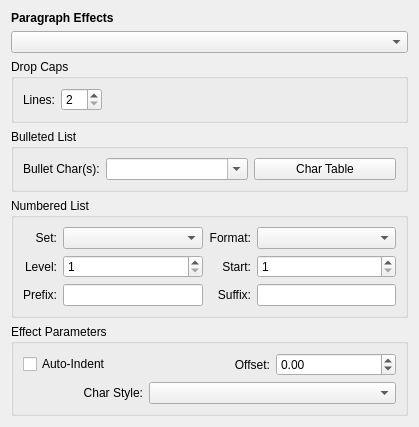
Qt form scribus/ui/propertywidget_pareffectbase.ui (nitramr/scribus-indigo) before a commit.
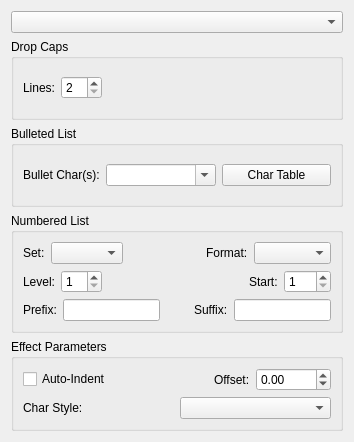
The same form after that commit. Custom widgets are drawn as their Qt base class.

The edit to the form file:
```diff
--- a/scribus/ui/propertywidget_pareffectbase.ui
+++ b/scribus/ui/propertywidget_pareffectbase.ui
@@ -6,84 +6,18 @@
    <rect>
     <x>0</x>
     <y>0</y>
-    <width>419</width>
-    <height>423</height>
+    <width>354</width>
+    <height>442</height>
    </rect>
   </property>
-  <property name="sizePolicy">
-   <sizepolicy hsizetype="Preferred" vsizetype="Preferred">
-    <horstretch>0</horstretch>
-    <verstretch>0</verstretch>
-   </sizepolicy>
-  </property>
   <property name="windowTitle">
    <string notr="true">Form</string>
   </property>
-  <property name="frameShape">
-   <enum>QFrame::NoFrame</enum>
-  </property>
-  <property name="lineWidth">
-   <number>0</number>
-  </property>
-  <layout class="QGridLayout" name="gridLayout">
-   <item row="3" column="0">
-    <widget class="QGroupBox" name="bullGroup">
-     <property name="title">
-      <string>Bulleted List</string>
-     </property>
-     <layout class="QGridLayout" name="gridLayout_3">
-      <item row="0" column="1">
-       <widget class="QComboBox" name="bulletStrEdit">
-        <property name="sizePolicy">
-         <sizepolicy hsizetype="MinimumExpanding" vsizetype="Fixed">
-          <horstretch>0</horstretch>
-          <verstretch>0</verstretch>
-         </sizepolicy>
-        </property>
-        <property name="minimumSize">
-         <size>
-          <width>50</width>
-          <height>0</height>
-         </size>
-        </property>
-        <property name="editable">
-         <bool>true</bool>
-        </property>
-       </widget>
-      </item>
-      <item row="0" column="0">
-       <widget class="QLabel" name="bulletCharLabel">
-        <property name="text">
-         <string>Bullet Char(s):</string>
-        </property>
-        <property name="buddy">
-         <cstring>bulletStrEdit</cstring>
-        </property>
-       </widget>
-      </item>
-      <item row="0" column="2">
-       <widget class="QPushButton" name="bulletCharTableButton">
-        <property name="sizePolicy">
-         <sizepolicy hsizetype="MinimumExpanding" vsizetype="Fixed">
-          <horstretch>0</horstretch>
-          <verstretch>0</verstretch>
-         </sizepolicy>
-        </property>
-        <property name="toolTip">
-         <string>Enhanced Character Table to choose bullet characters</string>
-        </property>
-        <property name="text">
-         <string>Char Table</string>
-        </property>
-        <property name="checkable">
-         <bool>true</bool>
-        </property>
-       </widget>
-      </item>
-     </layout>
-    </widget>
+  <layout class="QVBoxLayout" name="verticalLayout">
+   <item>
+    <widget class="QComboBox" name="peCombo"/>
    </item>
-   <item row="2" column="0">
+   <item>
     <widget class="QGroupBox" name="dropCapsGroup">
      <property name="title">
       <string>Drop Caps</string>
@@ -122,202 +56,287 @@
      </layout>
     </widget>
    </item>
-   <item row="5" column="0">
+   <item>
+    <widget class="QGroupBox" name="bullGroup">
+     <property name="title">
+      <string>Bulleted List</string>
+     </property>
+     <layout class="QGridLayout" name="gridLayout_3">
+      <item row="0" column="1">
+       <widget class="QComboBox" name="bulletStrEdit">
+        <property name="sizePolicy">
+         <sizepolicy hsizetype="MinimumExpanding" vsizetype="Fixed">
+          <horstretch>0</horstretch>
+          <verstretch>0</verstretch>
+         </sizepolicy>
+        </property>
+        <property name="minimumSize">
+         <size>
+          <width>50</width>
+          <height>0</height>
+         </size>
+        </property>
+        <property name="editable">
+         <bool>true</bool>
+        </property>
+       </widget>
+      </item>
+      <item row="0" column="0">
+       <widget class="QLabel" name="bulletCharLabel">
+        <property name="text">
+         <string>Bullet Char(s):</string>
+        </property>
+        <property name="buddy">
+         <cstring>bulletStrEdit</cstring>
+        </property>
+       </widget>
+      </item>
+      <item row="0" column="2">
+       <widget class="QPushButton" name="bulletCharTableButton">
+        <property name="sizePolicy">
+         <sizepolicy hsizetype="MinimumExpanding" vsizetype="Fixed">
+          <horstretch>0</horstretch>
+          <verstretch>0</verstretch>
+         </sizepolicy>
+        </property>
+        <property name="toolTip">
+         <string>Enhanced Character Table to choose bullet characters</string>
+        </property>
+        <property name="text">
+         <string>Char Table</string>
+        </property>
+        <property name="checkable">
+         <bool>true</bool>
+        </property>
+       </widget>
+      </item>
+     </layout>
+    </widget>
+   </item>
+   <item>
+    <widget class="QGroupBox" name="numGroup">
+     <property name="title">
+      <string>Numbered List</string>
+     </property>
+     <layout class="QGridLayout" name="gridLayout_2">
+      <item row="3" column="0" colspan="2">
+       <layout class="QHBoxLayout" name="horizontalLayout_2">
+        <item>
+         <widget class="QLabel" name="numLevelLabel">
+          <property name="text">
+           <string>Level:</string>
+          </property>
+          <property name="buddy">
+           <cstring>numLevelSpin</cstring>
+          </property>
+         </widget>
+        </item>
+        <item>
+         <widget class="QSpinBox" name="numLevelSpin">
+          <property name="minimum">
+           <number>1</number>
+          </property>
+         </widget>
+        </item>
+        <item>
+         <spacer name="horizontalSpacer_2">
+          <property name="orientation">
+           <enum>Qt::Horizontal</enum>
+          </property>
+          <property name="sizeHint" stdset="0">
+           <size>
+            <width>40</width>
+            <height>20</height>
+           </size>
+          </property>
+         </spacer>
+        </item>
+        <item>
+         <widget class="QLabel" name="numStartLabel">
+          <property name="text">
+           <string>Start:</string>
+          </property>
+         </widget>
+        </item>
+        <item>
+         <widget class="QSpinBox" name="numStart">
+          <property name="minimum">
+           <number>1</number>
+          </property>
+          <property name="maximum">
+           <number>999</number>
+          </property>
+         </widget>
+        </item>
+       </layout>
+      </item>
+      <item row="0" column="0" colspan="2">
+       <layout class="QHBoxLayout" name="horizontalLayout_3">
+        <item>
+         <widget class="QLabel" name="numComboLabel">
+          <property name="text">
+           <string>Set:</string>
+          </property>
+         </widget>
+        </item>
+        <item>
+         <widget class="QComboBox" name="numComboBox">
+          <property name="currentIndex">
+           <number>-1</number>
+          </property>
+         </widget>
+        </item>
+        <item>
+         <spacer name="horizontalSpacer_3">
+          <property name="orientation">
+           <enum>Qt::Horizontal</enum>
+          </property>
+          <property name="sizeHint" stdset="0">
+           <size>
+            <width>40</width>
+            <height>20</height>
+           </size>
+          </property>
+         </spacer>
+        </item>
+        <item>
+         <widget class="QLabel" name="numFormatLabel">
+          <property name="text">
+           <string>Format:</string>
+          </property>
+          <property name="buddy">
+           <cstring>numFormatCombo</cstring>
+          </property>
+         </widget>
+        </item>
+        <item>
+         <widget class="QComboBox" name="numFormatCombo">
+          <property name="sizePolicy">
+           <sizepolicy hsizetype="Expanding" vsizetype="Fixed">
+            <horstretch>0</horstretch>
+            <verstretch>0</verstretch>
+           </sizepolicy>
+          </property>
+         </widget>
+        </item>
+       </layout>
+      </item>
+      <item row="4" column="0" colspan="2">
+       <layout class="QHBoxLayout" name="horizontalLayout_4">
+        <item>
+         <widget class="QLabel" name="numPrefixLabel">
+          <property name="text">
+           <string>Prefix:</string>
+          </property>
+          <property name="buddy">
+           <cstring>numPrefix</cstring>
+          </property>
+         </widget>
+        </item>
+        <item>
+         <widget class="QLineEdit" name="numPrefix"/>
+        </item>
+        <item>
+         <spacer name="horizontalSpacer_4">
+          <property name="orientation">
+           <enum>Qt::Horizontal</enum>
+          </property>
+          <property name="sizeHint" stdset="0">
+           <size>
+            <width>40</width>
+            <height>20</height>
+           </size>
+          </property>
+         </spacer>
+        </item>
+        <item>
+         <widget class="QLabel" name="numSuffixLabel">
+          <property name="text">
+           <string>Suffix:</string>
+          </property>
+          <property name="buddy">
+           <cstring>numSuffix</cstring>
+          </property>
+         </widget>
+        </item>
+        <item>
+         <widget class="QLineEdit" name="numSuffix"/>
+        </item>
+       </layout>
+      </item>
+     </layout>
+    </widget>
+   </item>
+   <item>
     <widget class="QGroupBox" name="peGroup">
      <property name="title">
       <string>Effect Parameters</string>
      </property>
      <layout class="QGridLayout" name="gridLayout_4">
-      <item row="0" column="2">
-       <widget class="ScrSpinBox" name="peOffset">
-        <property name="minimum">
-         <double>-3000.000000000000000</double>
-        </property>
-        <property name="maximum">
-         <double>3000.000000000000000</double>
-        </property>
-       </widget>
-      </item>
-      <item row="0" column="0">
-       <widget class="QCheckBox" name="peIndent">
-        <property name="text">
-         <string>Auto-Indent</string>
-        </property>
-       </widget>
-      </item>
-      <item row="0" column="1">
-       <widget class="QLabel" name="peOffsetLabel">
-        <property name="text">
-         <string>Offset:</string>
-        </property>
-        <property name="alignment">
-         <set>Qt::AlignRight|Qt::AlignTrailing|Qt::AlignVCenter</set>
-        </property>
-        <property name="buddy">
-         <cstring>peOffset</cstring>
-        </property>
-       </widget>
-      </item>
-      <item row="1" column="0">
+      <item row="6" column="0">
        <widget class="QLabel" name="peCharStyleLabel">
         <property name="text">
          <string>Char Style:</string>
         </property>
-        <property name="alignment">
-         <set>Qt::AlignRight|Qt::AlignTrailing|Qt::AlignVCenter</set>
-        </property>
         <property name="buddy">
          <cstring>peCharStyleCombo</cstring>
         </property>
        </widget>
       </item>
-      <item row="1" column="1" colspan="2">
+      <item row="6" column="1">
        <widget class="CharStyleComboBox" name="peCharStyleCombo">
         <property name="toolTip">
          <string>Choose Character Style or leave blank to use default Paragraph Style</string>
         </property>
        </widget>
       </item>
-     </layout>
-    </widget>
-   </item>
-   <item row="4" column="0">
-    <widget class="QGroupBox" name="numGroup">
-     <property name="title">
-      <string>Numbered List</string>
-     </property>
-     <layout class="QGridLayout" name="gridLayout_2">
-      <item row="2" column="1">
-       <widget class="QLineEdit" name="numPrefix"/>
+      <item row="1" column="0" colspan="2">
+       <layout class="QHBoxLayout" name="horizontalLayout_5">
+        <item>
+         <widget class="QCheckBox" name="peIndent">
+          <property name="text">
+           <string>Auto-Indent</string>
+          </property>
+         </widget>
+        </item>
+        <item>
+         <spacer name="horizontalSpacer_5">
+          <property name="orientation">
+           <enum>Qt::Horizontal</enum>
+          </property>
+          <property name="sizeHint" stdset="0">
+           <size>
+            <width>40</width>
+            <height>20</height>
+           </size>
+          </property>
+         </spacer>
+        </item>
+        <item>
+         <widget class="QLabel" name="peOffsetLabel">
+          <property name="text">
+           <string>Offset:</string>
+          </property>
+          <property name="buddy">
+           <cstring>peOffset</cstring>
+          </property>
+         </widget>
+        </item>
+        <item>
+         <widget class="ScrSpinBox" name="peOffset">
+          <property name="minimum">
+           <double>-3000.000000000000000</double>
+          </property>
+          <property name="maximum">
+           <double>3000.000000000000000</double>
+          </property>
+         </widget>
+        </item>
+       </layout>
       </item>
-      <item row="0" column="0">
-       <widget class="QLabel" name="numComboLabel">
-        <property name="text">
-         <string>Set:</string>
-        </property>
-        <property name="alignment">
-         <set>Qt::AlignRight|Qt::AlignTrailing|Qt::AlignVCenter</set>
-        </property>
-       </widget>
-      </item>
-      <item row="2" column="0">
-       <widget class="QLabel" name="numPrefixLabel">
-        <property name="text">
-         <string>Prefix:</string>
-        </property>
-        <property name="alignment">
-         <set>Qt::AlignRight|Qt::AlignTrailing|Qt::AlignVCenter</set>
-        </property>
-        <property name="buddy">
-         <cstring>numPrefix</cstring>
-        </property>
-       </widget>
-      </item>
-      <item row="2" column="3">
-       <widget class="QLineEdit" name="numSuffix"/>
-      </item>
-      <item row="1" column="2">
-       <widget class="QLabel" name="numStartLabel">
-        <property name="text">
-         <string>Start:</string>
-        </property>
-        <property name="alignment">
-         <set>Qt::AlignRight|Qt::AlignTrailing|Qt::AlignVCenter</set>
-        </property>
-       </widget>
-      </item>
-      <item row="1" column="1">
-       <widget class="QSpinBox" name="numLevelSpin">
-        <property name="minimum">
-         <number>1</number>
-        </property>
-       </widget>
-      </item>
-      <item row="0" column="2">
-       <widget class="QLabel" name="numFormatLabel">
-        <property name="text">
-         <string>Format:</string>
-        </property>
-        <property name="alignment">
-         <set>Qt::AlignRight|Qt::AlignTrailing|Qt::AlignVCenter</set>
-        </property>
-        <property name="buddy">
-         <cstring>numFormatCombo</cstring>
-        </property>
-       </widget>
-      </item>
-      <item row="1" column="0">
-       <widget class="QLabel" name="numLevelLabel">
-        <property name="text">
-         <string>Level:</string>
-        </property>
-        <property name="alignment">
-         <set>Qt::AlignRight|Qt::AlignTrailing|Qt::AlignVCenter</set>
-        </property>
-        <property name="buddy">
-         <cstring>numLevelSpin</cstring>
-        </property>
-       </widget>
-      </item>
-      <item row="1" column="3">
-       <widget class="QSpinBox" name="numStart">
-        <property name="minimum">
-         <number>1</number>
-        </property>
-        <property name="maximum">
-         <number>999</number>
-        </property>
-       </widget>
-      </item>
-      <item row="0" column="1">
-       <widget class="QComboBox" name="numComboBox">
-        <property name="currentIndex">
-         <number>-1</number>
-        </property>
-       </widget>
-      </item>
-      <item row="2" column="2">
-       <widget class="QLabel" name="numSuffixLabel">
-        <property name="text">
-         <string>Suffix:</string>
-        </property>
-        <property name="alignment">
-         <set>Qt::AlignRight|Qt::AlignTrailing|Qt::AlignVCenter</set>
-        </property>
-        <property name="buddy">
-         <cstring>numSuffix</cstring>
-        </property>
-       </widget>
-      </item>
-      <item row="0" column="3">
-       <widget class="QComboBox" name="numFormatCombo">
-        <property name="sizePolicy">
-         <sizepolicy hsizetype="Expanding" vsizetype="Fixed">
-          <horstretch>0</horstretch>
-          <verstretch>0</verstretch>
-         </sizepolicy>
-        </property>
-       </widget>
-      </item>
      </layout>
     </widget>
    </item>
-   <item row="1" column="0">
-    <widget class="QComboBox" name="peCombo"/>
-   </item>
-   <item row="0" column="0">
-    <widget class="QLabel" name="lblTitle">
-     <property name="font">
-      <font>
-       <weight>75</weight>
-       <bold>true</bold>
-      </font>
-     </property>
-     <property name="text">
-      <string>Paragraph Effects</string>
-     </property>
-    </widget>
-   </item>
   </layout>
  </widget>
  <customwidgets>
```
